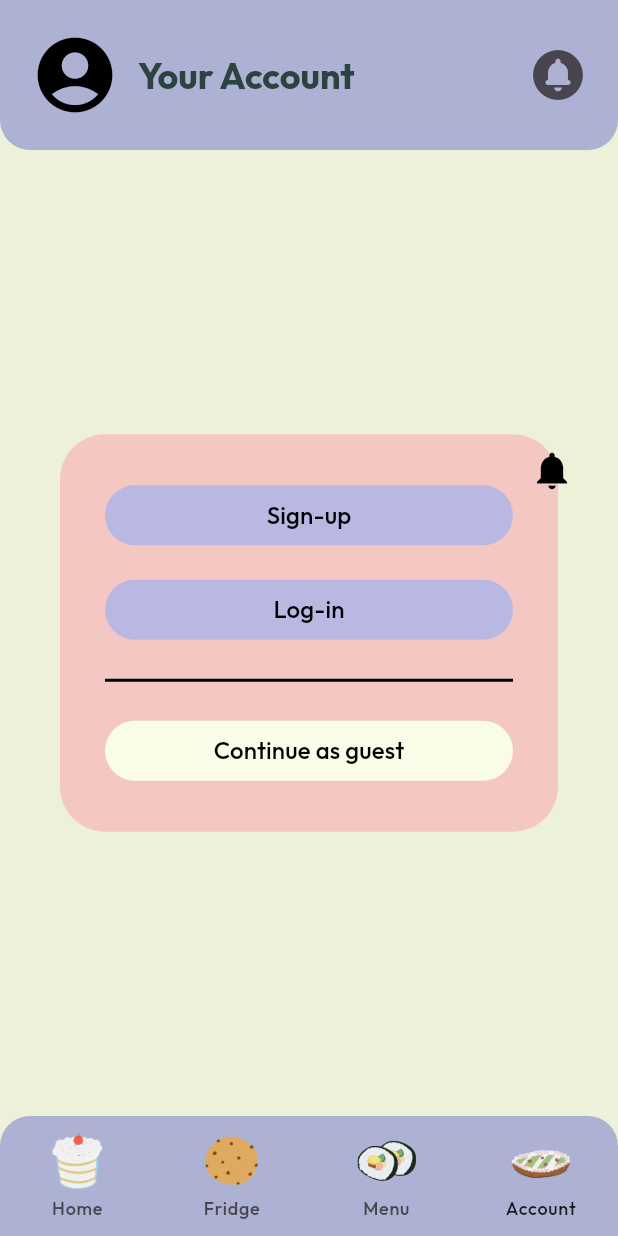
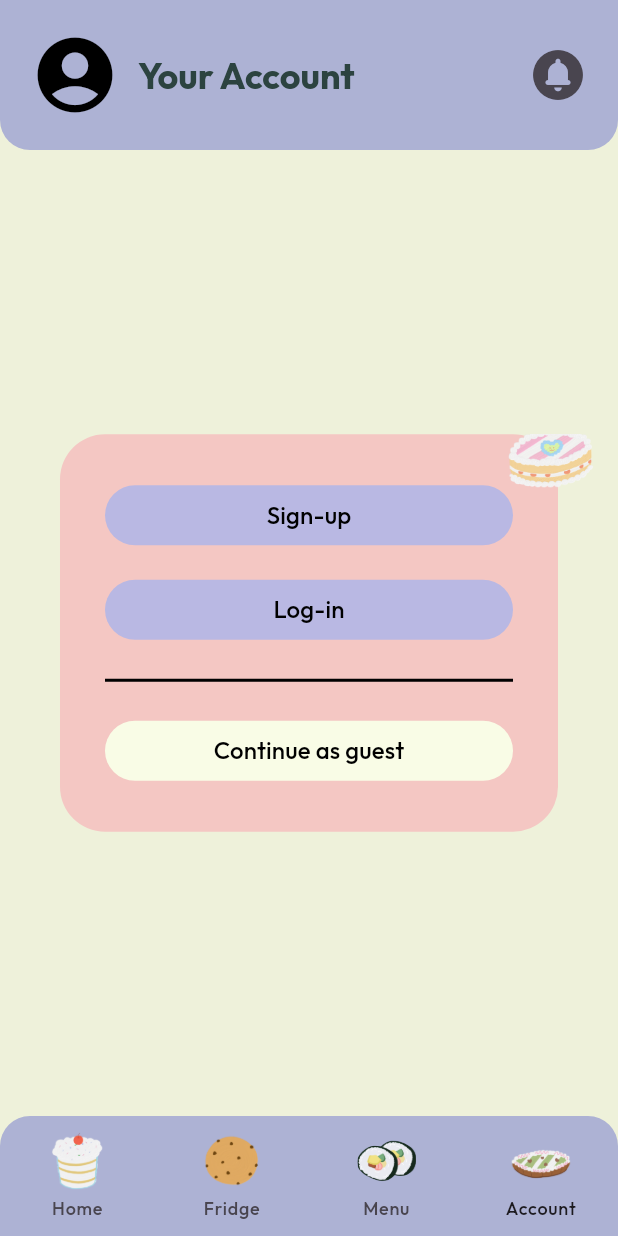
Before and after one commit to ttaaeee69/Freshly, a Flutter app: the screen it shows after launch, item 4 of the bottom bar chosen, on a phone screen of 412 x 824 dp. Run offline on Flutter 3.47's test engine with Material 3 defaults, Android fonts, the light colour scheme and no system bars; our stand-ins replace cloud_firestore, firebase_core, google_fonts, hexcolor; accounts and stored records are empty.

Commit message:
Add cake img and change icon on account page

```diff
--- a/freshly/lib/pages/account_page.dart
+++ b/freshly/lib/pages/account_page.dart
@@ -47,17 +47,12 @@ class AccountPage extends StatelessWidget {
                 ),
               ),
               Positioned(
-                top: 0, // Adjust the vertical position
-                right: 20, // Adjust the horizontal position
-                child: IconButton(
-                  icon: Icon(
-                    Icons.notifications,
-                    size: 30,
-                    color: Colors.black,
-                  ),
-                  onPressed: () {
-                    // Handle notification icon press
-                  },
+                top: -15, // Adjust the vertical position
+                right: 15, // Adjust the horizontal position
+                child: Image.asset(
+                  "assets/img/cake.PNG",
+                  width: 60,
+                  height: 60,
                 ),
               ),
             ],
```
Also changed, not shown: freshly/assets/img/cake.PNG (added).
